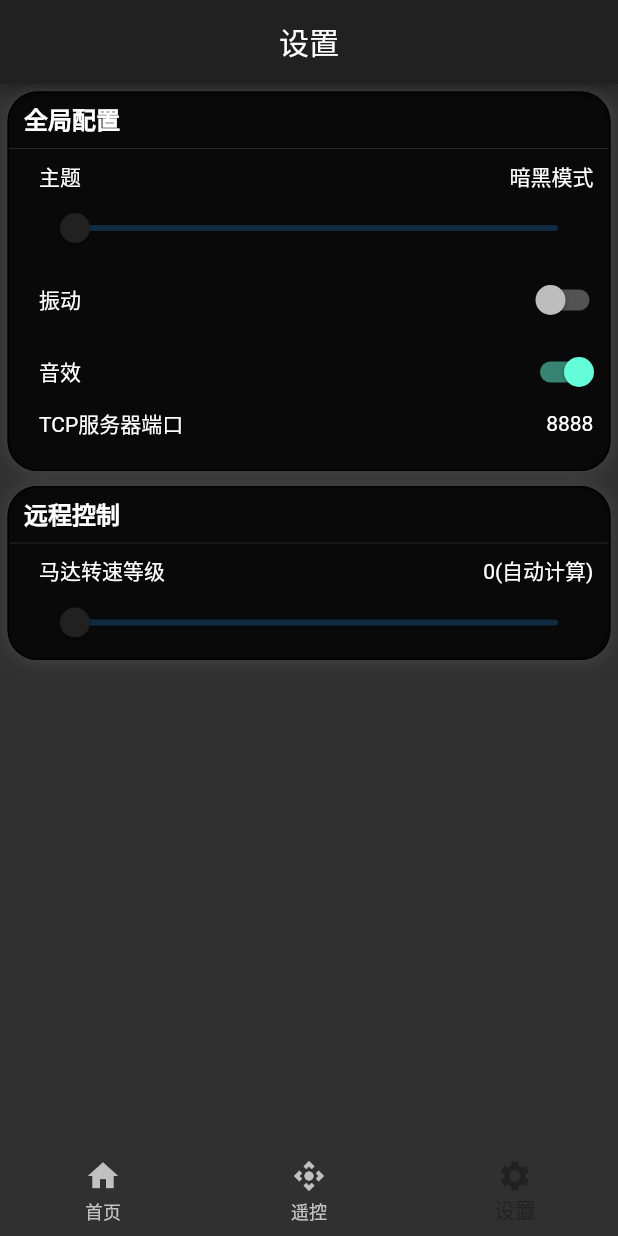
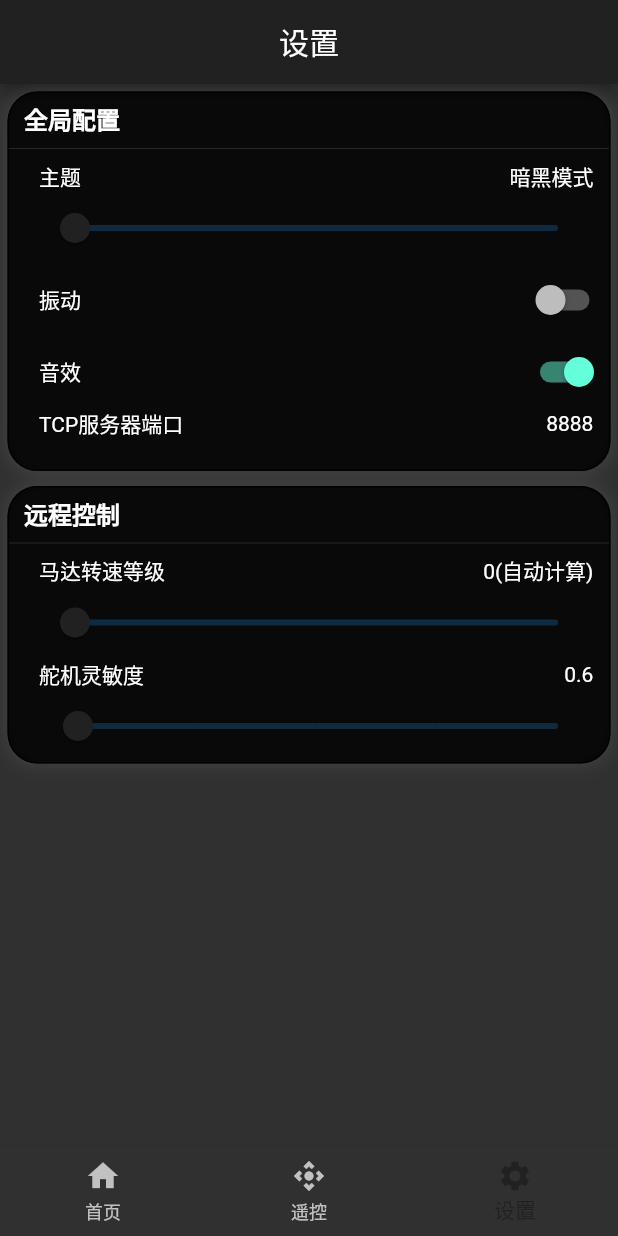
Before and after one commit to weijian2014/smartcar, a Flutter app: the screen it shows after launch, item 3 of the bottom bar chosen, on a phone screen of 412 x 824 dp. Run offline on Flutter 3.47's test engine with Material 2 defaults, Android fonts, the phone set to English and light mode, and no system bars; our stand-ins replace audioplayers, event_bus, sensors_plus, shared_preferences; missing offline and left inert: flutter_vibrate; statements that could not run were skipped.

Commit message:
add servo sensitivity configulation

```diff
--- a/app/lib/settings_page.dart
+++ b/app/lib/settings_page.dart
@@ -19,6 +19,7 @@ class SettingsPageWidgetState extends State<SettingsPageWidget> {
   bool _isVibration = false;
   bool _isSoundEffect = false;
   int _rotatingLevel = 0;
+  double _servoSensitivity = 0.7;
 
   BoxDecoration _setBoxDecoration() {
     if (Provider.of<ThemeState>(context).themeIndex == 0) {
@@ -83,6 +84,7 @@ class SettingsPageWidgetState extends State<SettingsPageWidget> {
     _isVibration = config.isVibrate;
     _isSoundEffect = config.isSoundEffect;
     _rotatingLevel = config.motroRotatingLevel;
+    _servoSensitivity = config.servoSensitivity;
   }
 
   @override
@@ -293,6 +295,50 @@ class SettingsPageWidgetState extends State<SettingsPageWidget> {
                         ],
                       ),
                     ),
+                    Padding(
+                      padding: EdgeInsets.fromLTRB(20.0, 0.0, 0.0, 0.0),
+                      child: Column(
+                        children: [
+                          Row(
+                            children: [
+                              Expanded(
+                                flex: 6,
+                                child: Text('舵机灵敏度'),
+                              ),
+                              Expanded(
+                                flex: 0,
+                                child: Text('${_servoSensitivity}   '),
+                              ),
+                            ],
+                          ),
+                          Padding(
+                            padding: EdgeInsets.fromLTRB(0.0, 0.0, 10.0, 0.0),
+                            child: Slider(
+                              value: _servoSensitivity,
+                              activeColor: Provider.of<ThemeState>(context)
+                                  .themeData
+                                  .primaryColor,
+                              onChanged: (value) {
+                                if (value != _servoSensitivity) {
+                                  setState(() {
+                                    _servoSensitivity = value;
+                                    _effect();
+                                  });
+                                }
+                              },
+                              onChangeStart: null,
+                              onChangeEnd: (data) {
+                                config.servoSensitivity = _servoSensitivity;
+                              },
+                              min: 0.6,
+                              max: 1.0,
+                              divisions: 4,
+                              semanticFormatterCallback: null,
+                            ),
+                          ),
+                        ],
+                      ),
+                    ),
                   ],
                 ),
               ),
```
Also changed, not shown: app/lib/config.dart (+10 -0 lines).
